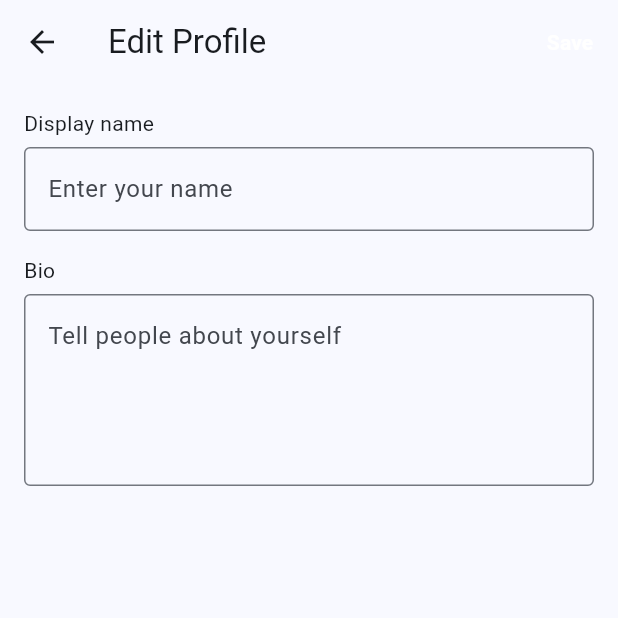
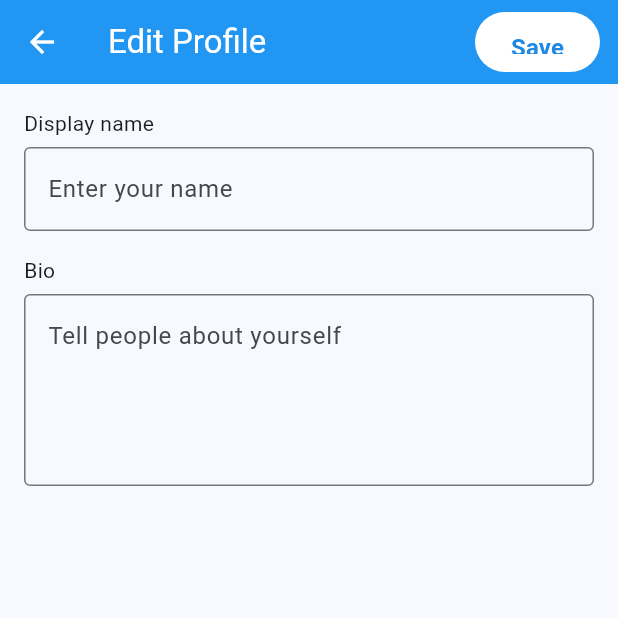
Before and after one commit to anwar-genai/USTBIAN, a Flutter app: the UserProfileEditScreen screen opened directly with empty values, on a phone screen of 412 x 824 dp, the top half of it. Run offline on Flutter 3.47's test engine with Material 3 defaults, Android fonts, the phone set to English and light mode, and no system bars; our stand-ins replace shared_preferences; accounts and stored records are empty.

Commit message:
Final AppBar consistency

```diff
--- a/mobile/lib/screens/user_profile_edit_screen.dart
+++ b/mobile/lib/screens/user_profile_edit_screen.dart
@@ -54,23 +54,42 @@ class _UserProfileEditScreenState extends State<UserProfileEditScreen> {
     return Scaffold(
       appBar: AppBar(
         title: const Text('Edit Profile'),
+        backgroundColor: Colors.blue,
+        foregroundColor: Colors.white,
+        elevation: 0,
         actions: [
-          TextButton(
+          Container(
+            margin: const EdgeInsets.symmetric(horizontal: 12, vertical: 8),
+            child: ElevatedButton(
               onPressed: _saving ? null : _save,
+              style: ElevatedButton.styleFrom(
+                backgroundColor: Colors.white,
+                foregroundColor: Colors.blue.shade600,
+                disabledBackgroundColor: Colors.grey.shade300,
+                elevation: 0,
+                padding: const EdgeInsets.symmetric(
+                  horizontal: 24,
+                  vertical: 12,
+                ),
+                shape: RoundedRectangleBorder(
+                  borderRadius: BorderRadius.circular(24),
+                ),
+              ),
               child: _saving
                   ? const SizedBox(
-                    height: 18,
-                    width: 18,
+                      width: 16,
+                      height: 16,
                       child: CircularProgressIndicator(
                         strokeWidth: 2,
-                      color: Colors.white,
+                        valueColor: AlwaysStoppedAnimation<Color>(Colors.blue),
                       ),
                     )
                   : const Text(
                       'Save',
                       style: TextStyle(
-                      color: Colors.white,
-                      fontWeight: FontWeight.bold,
+                        fontWeight: FontWeight.w600,
+                        fontSize: 16,
+                      ),
                     ),
             ),
           ),
```
Lines whose indentation alone changed are shown as unchanged.
